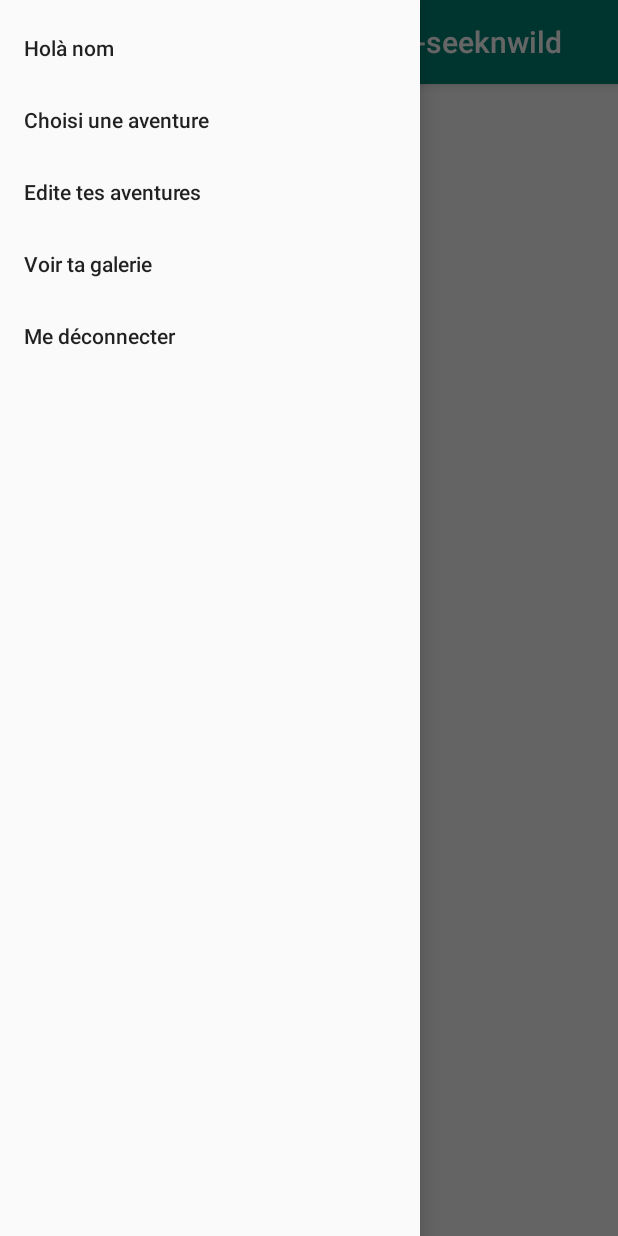
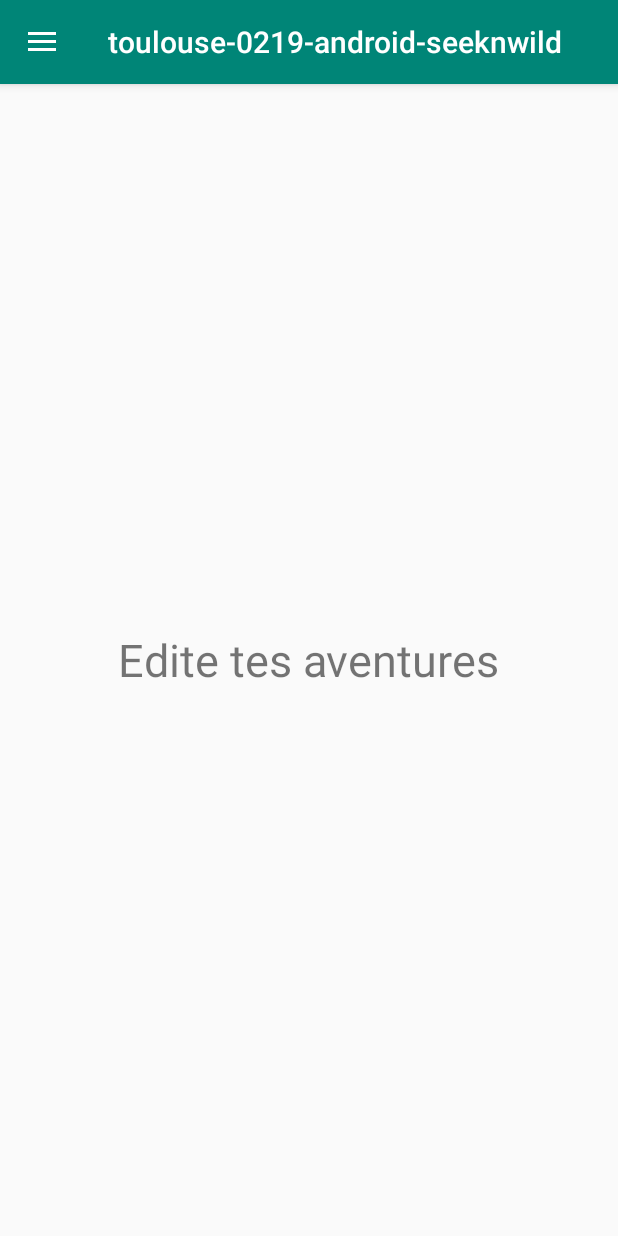
Before and after one commit to WildCodeSchool/toulouse-0219-android-seeknwild, an Android app: the screen it shows after launch (MenuActivity), in the side drawer, after a tap on "Edite tes aventures", on a phone screen of 412 x 824 dp. Run offline under Robolectric (Android 15) with nearby library versions, the phone set to English and light mode, and no system bars.

Commit message:
Fragments de la navigation drawer

```diff
--- /dev/null
+++ b/app/src/main/java/fr/wildcodeschool/seeknwild/ChoisiUneAventureFragment.java
@@ -0,0 +1,18 @@
+package fr.wildcodeschool.seeknwild;
+
+import android.os.Bundle;
+import android.support.annotation.NonNull;
+import android.support.annotation.Nullable;
+import android.support.v4.app.Fragment;
+import android.view.LayoutInflater;
+import android.view.View;
+import android.view.ViewGroup;
+
+public class ChoisiUneAventureFragment extends Fragment {
+
+    @Nullable
+    @Override
+    public View onCreateView(@NonNull LayoutInflater inflater, @Nullable ViewGroup container, @Nullable Bundle savedInstanceState) {
+        return inflater.inflate(R.layout.fragment_choisi_une_aventure, container, false);
+    }
+}
--- /dev/null
+++ b/app/src/main/java/fr/wildcodeschool/seeknwild/EditeTesAventuresFragment.java
@@ -0,0 +1,18 @@
+package fr.wildcodeschool.seeknwild;
+
+import android.os.Bundle;
+import android.support.annotation.NonNull;
+import android.support.annotation.Nullable;
+import android.support.v4.app.Fragment;
+import android.view.LayoutInflater;
+import android.view.View;
+import android.view.ViewGroup;
+
+public class EditeTesAventuresFragment extends Fragment {
+
+    @Nullable
+    @Override
+    public View onCreateView(@NonNull LayoutInflater inflater, @Nullable ViewGroup container, @Nullable Bundle savedInstanceState) {
+        return inflater.inflate(R.layout.fragment_edite_tes_aventures, container, false);
+    }
+}
--- a/app/src/main/java/fr/wildcodeschool/seeknwild/MenuActivity.java
+++ b/app/src/main/java/fr/wildcodeschool/seeknwild/MenuActivity.java
@@ -1,13 +1,16 @@
 package fr.wildcodeschool.seeknwild;
 
 import android.os.Bundle;
+import android.support.annotation.NonNull;
+import android.support.design.widget.NavigationView;
 import android.support.v4.view.GravityCompat;
 import android.support.v4.widget.DrawerLayout;
 import android.support.v7.app.ActionBarDrawerToggle;
 import android.support.v7.app.AppCompatActivity;
 import android.support.v7.widget.Toolbar;
+import android.view.MenuItem;
 
-public class MenuActivity extends AppCompatActivity {
+public class MenuActivity extends AppCompatActivity implements NavigationView.OnNavigationItemSelectedListener {
     private DrawerLayout drawer;
 
     @Override
@@ -17,14 +20,37 @@ public class MenuActivity extends AppCompatActivity {
 
         Toolbar toolbar = findViewById(R.id.toolbar);
         setSupportActionBar(toolbar);
+
         drawer = findViewById(R.id.drawer_layout);
+        NavigationView navigationView = findViewById(R.id.nav_view);
+        navigationView.setNavigationItemSelectedListener(this);
 
         ActionBarDrawerToggle toggle = new ActionBarDrawerToggle(this, drawer, toolbar,
                 R.string.navigation_drawer_open, R.string.navigation_drawer_close);
         drawer.addDrawerListener(toggle);
         toggle.syncState();
 
-        //TODO Changer le nom et le "bonjour" en plusieurs langues. Mettre "me deconnecter" tout en bas.
+    }
+
+    @Override
+    public boolean onNavigationItemSelected(@NonNull MenuItem menuItem) {
+        switch (menuItem.getItemId()) {
+            case R.id.choisi_une_aventures:
+                getSupportFragmentManager().beginTransaction().replace(R.id.fragment_container,
+                        new ChoisiUneAventureFragment()).commit();
+                break;
+            case R.id.edite_tes_aventures:
+                getSupportFragmentManager().beginTransaction().replace(R.id.fragment_container,
+                        new EditeTesAventuresFragment()).commit();
+                break;
+            case R.id.voir_ta_galerie:
+                getSupportFragmentManager().beginTransaction().replace(R.id.fragment_container,
+                        new VoirTaGalerieFragment()).commit();
+                break;
+        }
+
+        drawer.closeDrawer(GravityCompat.START);
+        return true;
     }
 
     @Override
@@ -35,4 +61,5 @@ public class MenuActivity extends AppCompatActivity {
             super.onBackPressed();
         }
     }
+
 }
--- a/app/src/main/res/layout/activity_main.xml
+++ b/app/src/main/res/layout/activity_main.xml
@@ -1,5 +1,5 @@
 <?xml version="1.0" encoding="utf-8"?>
-<android.support.constraint.ConstraintLayout xmlns:android="http://schemas.android.com/apk/res/android"
+<RelativeLayout xmlns:android="http://schemas.android.com/apk/res/android"
     xmlns:app="http://schemas.android.com/apk/res-auto"
     xmlns:tools="http://schemas.android.com/tools"
     android:layout_width="match_parent"
@@ -15,4 +15,4 @@
         app:layout_constraintRight_toRightOf="parent"
         app:layout_constraintTop_toTopOf="parent" />
 
-</android.support.constraint.ConstraintLayout>
+</RelativeLayout>
--- a/app/src/main/res/layout/activity_menu.xml
+++ b/app/src/main/res/layout/activity_menu.xml
@@ -26,13 +26,7 @@
         <FrameLayout
             android:id="@+id/fragment_container"
             android:layout_width="match_parent"
-            android:layout_height="match_parent">
-
-        </FrameLayout>
-
-        <TextView
-            android:layout_width="match_parent"
-            android:layout_height="match_parent" />
+            android:layout_height="match_parent"/>
 
     </LinearLayout>
 
--- /dev/null
+++ b/app/src/main/res/layout/fragment_edite_tes_aventures.xml
@@ -0,0 +1,14 @@
+<?xml version="1.0" encoding="utf-8"?>
+<RelativeLayout
+    xmlns:android="http://schemas.android.com/apk/res/android"
+    android:layout_width="match_parent"
+    android:layout_height="match_parent">
+
+    <TextView
+        android:layout_width="wrap_content"
+        android:layout_height="wrap_content"
+        android:text="@string/editeTesAventures"
+        android:textSize="30sp"
+        android:layout_centerInParent="true"/>
+
+</RelativeLayout>
--- a/app/src/main/res/menu/drawer_menu.xml
+++ b/app/src/main/res/menu/drawer_menu.xml
@@ -8,7 +8,7 @@
         android:title="@string/hola_nom" />
 
     <item
-        android:id="@+id/choisi_aventure"
+        android:id="@+id/choisi_une_aventures"
         android:title="@string/choisi_une_aventure" />
     <item
         android:id="@+id/edite_tes_aventures"
@@ -19,6 +19,6 @@
 
     <item
         android:id="@+id/me_deconnecter"
-        android:title="@string/me_de_connecter" />
+        android:title="@string/me_d_connecter" />
 
 </menu>
--- a/app/src/main/res/values/strings.xml
+++ b/app/src/main/res/values/strings.xml
@@ -1,10 +1,13 @@
 <resources>
     <string name="app_name">toulouse-0219-android-seeknwild</string>
-    <string name="choisi_une_aventure">Choisi une aventure</string>
+    <string name="navigation_drawer_open">Open navigation drawer</string>
+    <string name="navigation_drawer_close">Close navigation drawer</string>
+    <string name="hola_nom">Hola nom</string>
     <string name="edite_tes_aventures">Edite tes aventures</string>
     <string name="voir_ta_galerie">Voir ta galerie</string>
-    <string name="hola_nom">Holà nom</string>
-    <string name="navigation_drawer_open">Open navigation drawer</string>
-    <string name="navigation_drawer_close">Close navigation drawer</string>
-    <string name="me_de_connecter">Me déconnecter</string>
+    <string name="me_d_connecter">Me déconnecter</string>
+    <string name="choisi_une_aventure">Choisi une aventure</string>
+    <string name="choisiUneAventure">Choisi une aventure</string>
+    <string name="editeTesAventures">Edite tes aventures</string>
+    <string name="voirTaGalerie">Voir ta galerie</string>
 </resources>
```
Also changed, not shown: app/src/main/java/fr/wildcodeschool/seeknwild/VoirTaGalerieFragment.java (added, +18 -0 lines), app/src/main/res/layout/fragment_choisi_une_aventure.xml (added, +14 -0 lines), app/src/main/res/layout/fragment_voir_ta_galerie.xml (added, +14 -0 lines).
